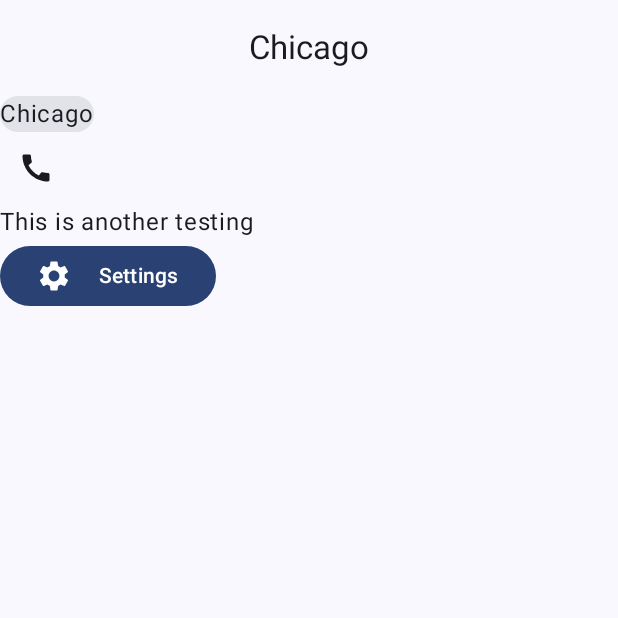
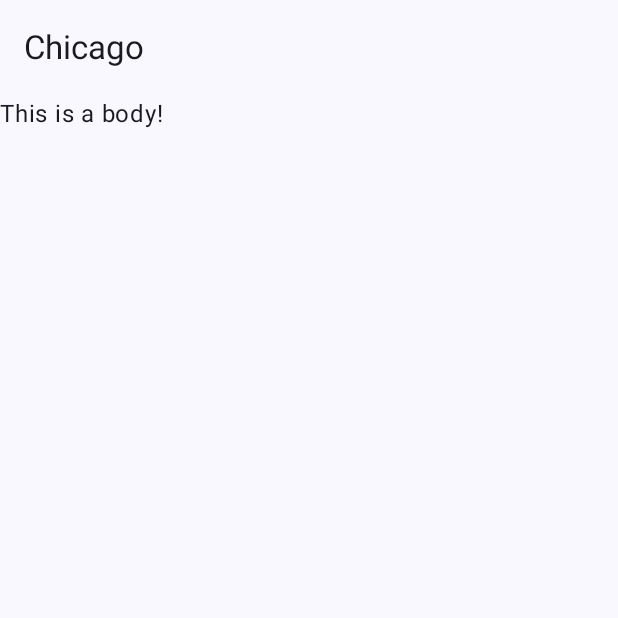
Before and after one commit to nascriptone/chicago, an Android app built with Jetpack Compose: the screen it shows after launch (MainActivity), on a phone screen of 412 x 824 dp, the top half of it. Run offline under Robolectric (Android 15) with nearby library versions, the phone set to English and light mode, and no system bars.

Commit message:
Add screens

```diff
--- /dev/null
+++ b/app/src/main/java/com/example/chicago/ChicagoScreen.kt
@@ -0,0 +1,40 @@
+package com.example.chicago
+
+import androidx.compose.foundation.layout.Box
+import androidx.compose.foundation.layout.fillMaxSize
+import androidx.compose.foundation.layout.padding
+import androidx.compose.material3.ExperimentalMaterial3Api
+import androidx.compose.material3.Scaffold
+import androidx.compose.material3.Text
+import androidx.compose.material3.TopAppBar
+import androidx.compose.runtime.Composable
+import androidx.compose.ui.Modifier
+
+
+@OptIn(ExperimentalMaterial3Api::class)
+@Composable
+fun AppTopBar(modifier: Modifier = Modifier) {
+    TopAppBar(
+        title = {
+            Text(text = "Chicago")
+        },
+        modifier
+    )
+}
+
+@Composable
+fun ChicagoApp() {
+    Scaffold(
+        topBar = {
+            AppTopBar()
+        }
+    ) {
+        Box(
+            modifier = Modifier
+                .fillMaxSize()
+                .padding(it)
+        ) {
+            Text(text = "This is a body!")
+        }
+    }
+}
--- a/app/src/main/java/com/example/chicago/MainActivity.kt
+++ b/app/src/main/java/com/example/chicago/MainActivity.kt
@@ -4,28 +4,6 @@ import android.os.Bundle
 import androidx.activity.ComponentActivity
 import androidx.activity.compose.setContent
 import androidx.activity.enableEdgeToEdge
-import androidx.compose.foundation.layout.Column
-import androidx.compose.foundation.layout.Row
-import androidx.compose.foundation.layout.Spacer
-import androidx.compose.foundation.layout.fillMaxSize
-import androidx.compose.foundation.layout.padding
-import androidx.compose.foundation.layout.width
-import androidx.compose.material.icons.Icons
-import androidx.compose.material.icons.filled.Call
-import androidx.compose.material.icons.filled.Settings
-import androidx.compose.material3.Button
-import androidx.compose.material3.Card
-import androidx.compose.material3.CenterAlignedTopAppBar
-import androidx.compose.material3.ExperimentalMaterial3Api
-import androidx.compose.material3.Icon
-import androidx.compose.material3.IconButton
-import androidx.compose.material3.Scaffold
-import androidx.compose.material3.Text
-import androidx.compose.runtime.Composable
-import androidx.compose.ui.Alignment
-import androidx.compose.ui.Modifier
-import androidx.compose.ui.tooling.preview.Preview
-import androidx.compose.ui.unit.dp
 import com.example.chicago.ui.theme.ChicagoTheme
 
 class MainActivity : ComponentActivity() {
@@ -39,86 +17,3 @@ class MainActivity : ComponentActivity() {
         }
     }
 }
-
-@Composable
-fun ChicagoApp() {
-    Scaffold(topBar = {
-        AppTopBar()
-    }) {
-        Column(
-            modifier = Modifier
-                .fillMaxSize()
-                .padding(it)
-        ) {
-            Card {
-                Text(text = "Chicago")
-            }
-
-            IconButton(
-                onClick = {},
-
-                ) {
-                Icon(imageVector = Icons.Default.Call, contentDescription = null)
-            }
-
-            Text(text = "This is another testing")
-
-            Button(onClick = {}) {
-                Row(verticalAlignment = Alignment.CenterVertically) {
-                    Icon(imageVector = Icons.Default.Settings, contentDescription = null)
-                    Spacer(modifier = Modifier.width(18.dp))
-                    Text(text = "Settings")
-                }
-            }
-        }
-    }
-}
-
-@OptIn(ExperimentalMaterial3Api::class)
-@Composable
-fun AppTopBar(modifier: Modifier = Modifier) {
-    CenterAlignedTopAppBar(
-        title = {
-            Text(
-                text = "Chicago"
-            )
-        }, modifier = modifier
-    )
-}
-
-@Preview
-@Composable
-fun HomeScreenPreview() {
-    ChicagoTheme {
-        Scaffold(topBar = {
-            AppTopBar()
-        }) {
-            Column(
-                modifier = Modifier
-                    .fillMaxSize()
-                    .padding(it)
-            ) {
-                Card {
-                    Text(text = "Chicago")
-                }
-
-                IconButton(
-                    onClick = {},
-
-                    ) {
-                    Icon(imageVector = Icons.Default.Call, contentDescription = null)
-                }
-
-                Text(text = "This is another testing")
-
-                Button(onClick = {}) {
-                    Row(verticalAlignment = Alignment.CenterVertically) {
-                        Icon(imageVector = Icons.Default.Settings, contentDescription = null)
-                        Spacer(modifier = Modifier.width(18.dp))
-                        Text(text = "Settings")
-                    }
-                }
-            }
-        }
-    }
-}
--- /dev/null
+++ b/app/src/main/java/com/example/chicago/ui/HomeScreen.kt
@@ -0,0 +1 @@
+package com.example.chicago.ui
```
